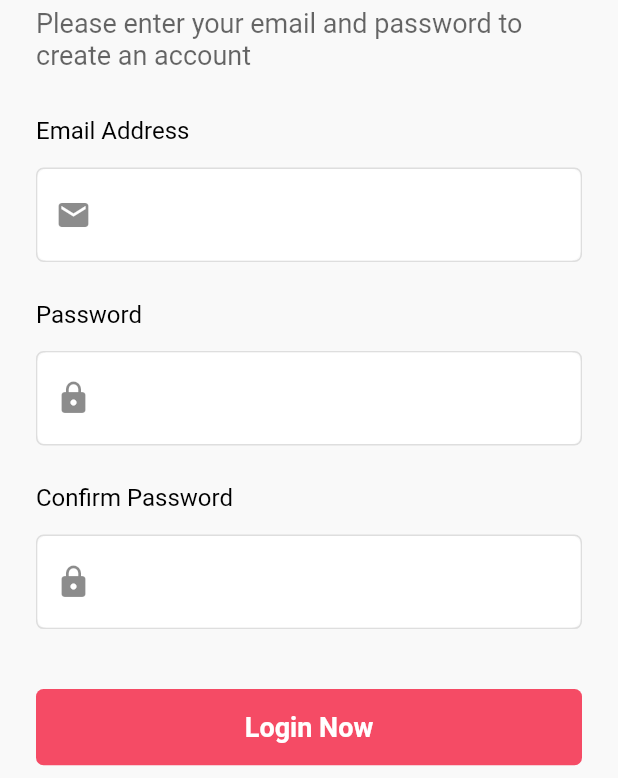
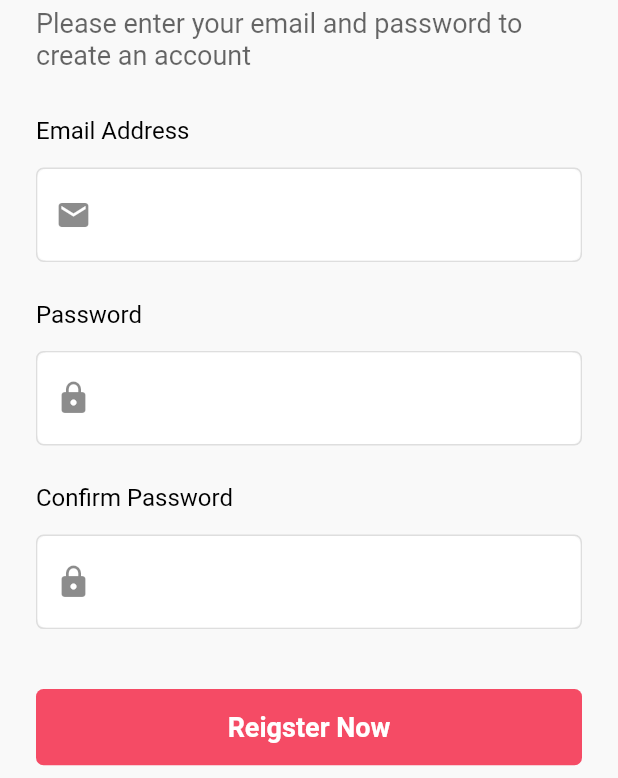
Before and after one commit to Damsara/centic_bids_flutter_app, a Flutter app: the screen it shows after launch, after a tap on an icon or button, on a phone screen of 412 x 824 dp, the part 458-1236 px from its top. Run offline on Flutter 3.47's test engine with Material 2 defaults, Android fonts, the phone set to English and light mode, and no system bars; our stand-ins replace cached_network_image, firebase_auth, firebase_core, flutter_riverpod, get_it; accounts and stored records are empty.

Commit message:
Register Intergation
Created register integration with firebase authentication along with validations

```diff
--- a/lib/helper/app-enums.dart
+++ b/lib/helper/app-enums.dart
@@ -11,6 +11,7 @@ enum Validations{
   EMPTY,
   NONE,
   SUCCESS,
+  SAME,
   FAILED
 }
 
@@ -19,3 +20,8 @@ enum TextFields{
   PASSWORD,
   CONFIRM_PASSWORD
 }
+
+enum LoginState{
+  LOGGED,
+  NOT_LOGGED
+}
--- a/lib/screens/authentication/login-screen.dart
+++ b/lib/screens/authentication/login-screen.dart
@@ -131,6 +131,8 @@ class _LoginScreenState extends State<LoginScreen> {
                   });
                 }),
                 CustomButton(
+                  buttonText: 'Login Now',
+                    color: PRIMARY_COLOR,
                     onTap: () => context
                         .read(loginAsyncNotifier.notifier)
                         .login(this.email, this.password)),
--- a/lib/screens/authentication/register-screen.dart
+++ b/lib/screens/authentication/register-screen.dart
@@ -1,16 +1,24 @@
-
-
 import 'package:centic_bids/helper/app-colors.dart';
+import 'package:centic_bids/helper/app-enums.dart';
 import 'package:centic_bids/helper/app-screen-utils.dart';
 import 'package:centic_bids/helper/app-strings.dart';
 import 'package:centic_bids/services/nav-service.dart';
+import 'package:centic_bids/view_models/auth-view-model.dart';
 import 'package:centic_bids/widgets/custom-button-widget.dart';
 import 'package:centic_bids/widgets/custom-textfield-widget.dart';
 import 'package:flutter/material.dart';
+import 'package:flutter_riverpod/flutter_riverpod.dart';
 
 import '../../service-locator.dart';
 
-class RegisterScreen extends StatelessWidget {
+class RegisterScreen extends StatefulWidget {
+  @override
+  _RegisterScreenState createState() => _RegisterScreenState();
+}
+
+class _RegisterScreenState extends State<RegisterScreen> {
+  String email, password, confirm_password;
+
   @override
   Widget build(BuildContext context) {
     return Scaffold(
@@ -18,50 +26,152 @@ class RegisterScreen extends StatelessWidget {
       body: SafeArea(
         child: SingleChildScrollView(
           child: Container(
-            margin: EdgeInsets.only(top: ScreenUtils.getDesignHeight(30) , left: 24 , right: 24),
+            margin: EdgeInsets.only(
+                top: ScreenUtils.getDesignHeight(30), left: 24, right: 24),
             child: Column(
               crossAxisAlignment: CrossAxisAlignment.start,
               children: [
                 GestureDetector(
-                  onTap: () => locator<NavigationService>().pushReplacement(MAIN_SCREEN),
+                  onTap: () =>
+                      locator<NavigationService>().pushReplacement(MAIN_SCREEN),
                   child: Container(
                     alignment: Alignment.centerRight,
-                    child: Text('Back to Home' , style: TextStyle(fontWeight: FontWeight.bold , fontSize: 22 , color: PRIMARY_COLOR),),
+                    child: Text(
+                      'Back to Home',
+                      style: TextStyle(
+                          fontWeight: FontWeight.bold,
+                          fontSize: 22,
+                          color: PRIMARY_COLOR),
+                    ),
                   ),
                 ),
                 Center(
                   child: Container(
                     height: 150,
-                    margin: EdgeInsets.only(top: ScreenUtils.getDesignHeight(30)),
+                    margin:
+                        EdgeInsets.only(top: ScreenUtils.getDesignHeight(30)),
                     width: 150,
                     color: Colors.red,
-                    child: Center(child: Text('LOGO HERE' , style: TextStyle(color: Colors.white , fontSize: 18 , fontWeight: FontWeight.bold),)),
+                    child: Center(
+                        child: Text(
+                      'LOGO HERE',
+                      style: TextStyle(
+                          color: Colors.white,
+                          fontSize: 18,
+                          fontWeight: FontWeight.bold),
+                    )),
                   ),
                 ),
                 Container(
                   margin: EdgeInsets.only(top: ScreenUtils.getDesignHeight(40)),
-                  child: Text('Welcome to Centic Bids!' , style: TextStyle(color: Colors.black , fontWeight: FontWeight.bold , fontSize: 24),),
+                  child: Text(
+                    'Welcome to Centic Bids!',
+                    style: TextStyle(
+                        color: Colors.black,
+                        fontWeight: FontWeight.bold,
+                        fontSize: 24),
+                  ),
                 ),
                 Container(
                   margin: EdgeInsets.only(top: ScreenUtils.getDesignHeight(5)),
-                  child: Text('Please enter your email and password to create an account' , style: TextStyle(color: Colors.black.withOpacity(0.6) , fontSize: 18),),
+                  child: Text(
+                    'Please enter your email and password to create an account',
+                    style: TextStyle(
+                        color: Colors.black.withOpacity(0.6), fontSize: 18),
+                  ),
                 ),
                 Container(
                   margin: EdgeInsets.only(top: ScreenUtils.getDesignHeight(30)),
-                  child: Text('Email Address' , style: TextStyle(color: Colors.black , fontSize: 16),),
+                  child: Text(
+                    'Email Address',
+                    style: TextStyle(color: Colors.black, fontSize: 16),
+                  ),
                 ),
-                CustomTextField(iconData: Icons.email , hideText: false),
+                Consumer(
+                  builder: (context, watch, child) {
+                    return watch(loginAsyncNotifier).when(
+                        data: (Validations val) {
+                          return CustomTextField(
+                            iconData: Icons.email,
+                            hideText: false,
+                            onChanged: (val) => email = val,
+                            errorText: val == Validations.EMPTY
+                                ? 'Please enter email address'
+                                : val == Validations.FAILED
+                                    ? 'Something went wrong'
+                                    : null,
+                          );
+                        },
+                        loading: () => CircularProgressIndicator(),
+                        error: (Object object, StackTrace stackTrace) {
+                          return Text('Error Occured');
+                        });
+                  },
+                ),
                 Container(
                   margin: EdgeInsets.only(top: ScreenUtils.getDesignHeight(25)),
-                  child: Text('Password' , style: TextStyle(color: Colors.black , fontSize: 16),),
+                  child: Text(
+                    'Password',
+                    style: TextStyle(color: Colors.black, fontSize: 16),
+                  ),
                 ),
-                CustomTextField(iconData: Icons.lock , hideText: true),
+                Consumer(
+                  builder: (context, watch, child) {
+                    return watch(loginAsyncNotifier).when(
+                        data: (Validations val) {
+                          return CustomTextField(
+                            iconData: Icons.lock,
+                            hideText: true,
+                            onChanged: (val) => password = val,
+                            errorText: val == Validations.EMPTY
+                                ? 'Please enter password'
+                                : val == Validations.SAME
+                                    ? 'Doesn\'t match the confirm password'
+                                    : null,
+                          );
+                        },
+                        loading: () => CircularProgressIndicator(),
+                        error: (Object object, StackTrace stackTrace) {
+                          return Text('Error Occured');
+                        });
+                  },
+                ),
                 Container(
                   margin: EdgeInsets.only(top: ScreenUtils.getDesignHeight(25)),
-                  child: Text('Confirm Password' , style: TextStyle(color: Colors.black , fontSize: 16),),
+                  child: Text(
+                    'Confirm Password',
+                    style: TextStyle(color: Colors.black, fontSize: 16),
+                  ),
                 ),
-                CustomTextField(iconData: Icons.lock , hideText: true ),
-                CustomButton(),
+                Consumer(
+                  builder: (context, watch, child) {
+                    return watch(loginAsyncNotifier).when(
+                        data: (Validations val) {
+                          return CustomTextField(
+                            iconData: Icons.lock,
+                            hideText: true,
+                            onChanged: (val) => confirm_password = val,
+                            errorText: val == Validations.EMPTY
+                                ? 'Please enter confirm password'
+                                : val == Validations.SAME
+                                    ? 'Doesn\'t match the password'
+                                    : null,
+                          );
+                        },
+                        loading: () => CircularProgressIndicator(),
+                        error: (Object object, StackTrace stackTrace) {
+                          return Text('Error Occured');
+                        });
+                  },
+                ),
+                CustomButton(
+                  buttonText: 'Reigster Now',
+                  color: PRIMARY_COLOR,
+                  onTap: () => context
+                      .read(loginAsyncNotifier.notifier)
+                      .register(
+                          this.email, this.password, this.confirm_password),
+                ),
               ],
             ),
           ),
--- a/lib/service-locator.dart
+++ b/lib/service-locator.dart
@@ -1,7 +1,9 @@
 import 'package:centic_bids/services/nav-service.dart';
+import 'package:firebase_auth/firebase_auth.dart';
 import 'package:get_it/get_it.dart';
 
 GetIt locator = GetIt.instance;
+FirebaseAuth _firebaseAuth;
 
 void setupLocator() {
   locator.registerLazySingleton<NavigationService>(() => NavigationService());
--- a/lib/services/firebase-service.dart
+++ b/lib/services/auth-service.dart
@@ -21,7 +21,7 @@ class AuthenticationService {
   Future<String> singUp (String email , String password) async{
     try{
       await _firebaseAuth.createUserWithEmailAndPassword(email: email, password: password);
-      return 'Created User';
+      return 'Created';
     }on FirebaseAuthException catch (e){
       return e.message;
     }
--- a/lib/widgets/custom-button-widget.dart
+++ b/lib/widgets/custom-button-widget.dart
@@ -7,8 +7,10 @@ import 'package:flutter_riverpod/flutter_riverpod.dart';
 class CustomButton extends StatelessWidget {
 
   final VoidCallback onTap;
+  final Color color;
+  final String buttonText;
 
-  CustomButton({this.onTap});
+  CustomButton({this.onTap , this.color , this.buttonText});
 
   @override
   Widget build(BuildContext context) {
@@ -19,11 +21,11 @@ class CustomButton extends StatelessWidget {
         width: ScreenUtils.bodyWidth,
         height: ScreenUtils.getDesignHeight(50),
         decoration: BoxDecoration(
-          color: PRIMARY_COLOR,
+          color: color,
           borderRadius: BorderRadius.circular(5.0)
         ),
         child: Center(
-          child: Text('Login Now' , style: TextStyle(fontSize: 18 , fontWeight: FontWeight.bold , color: Colors.white),),
+          child: Text(buttonText , style: TextStyle(fontSize: 18 , fontWeight: FontWeight.bold , color: Colors.white),),
         )
       ),
     );
```
Also changed, not shown: lib/models/bid-item.dart (added, +12 -0 lines), lib/services/data-service.dart (added, +7 -0 lines), lib/view_models/auth-view-model.dart (+18 -2 lines).
